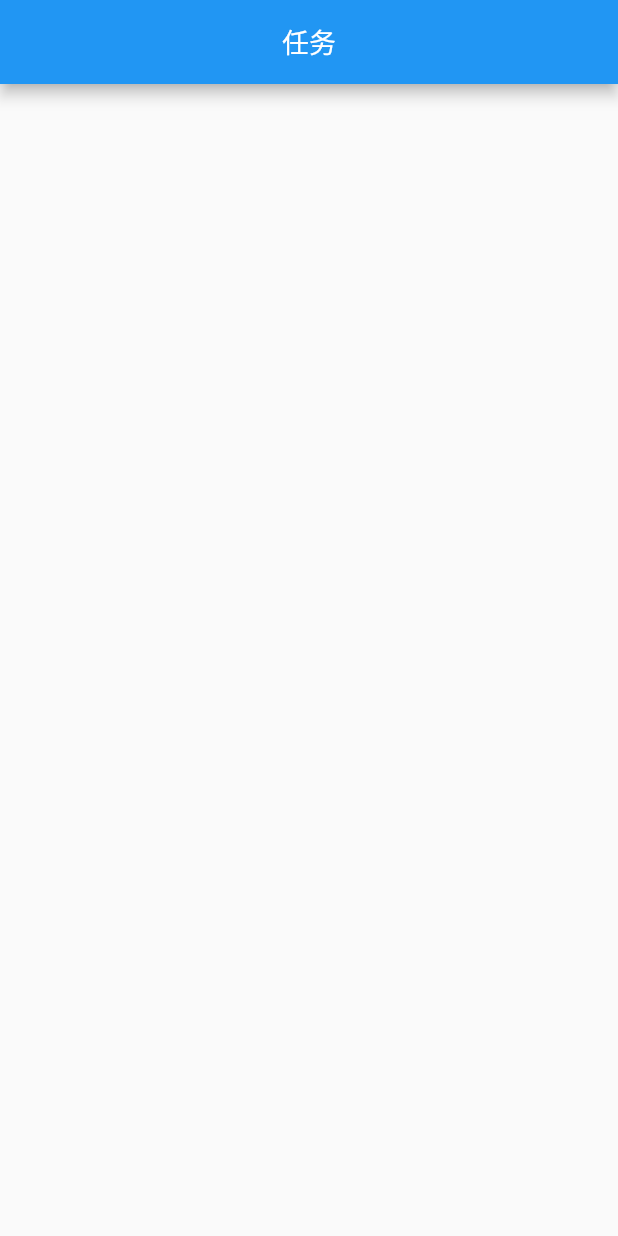
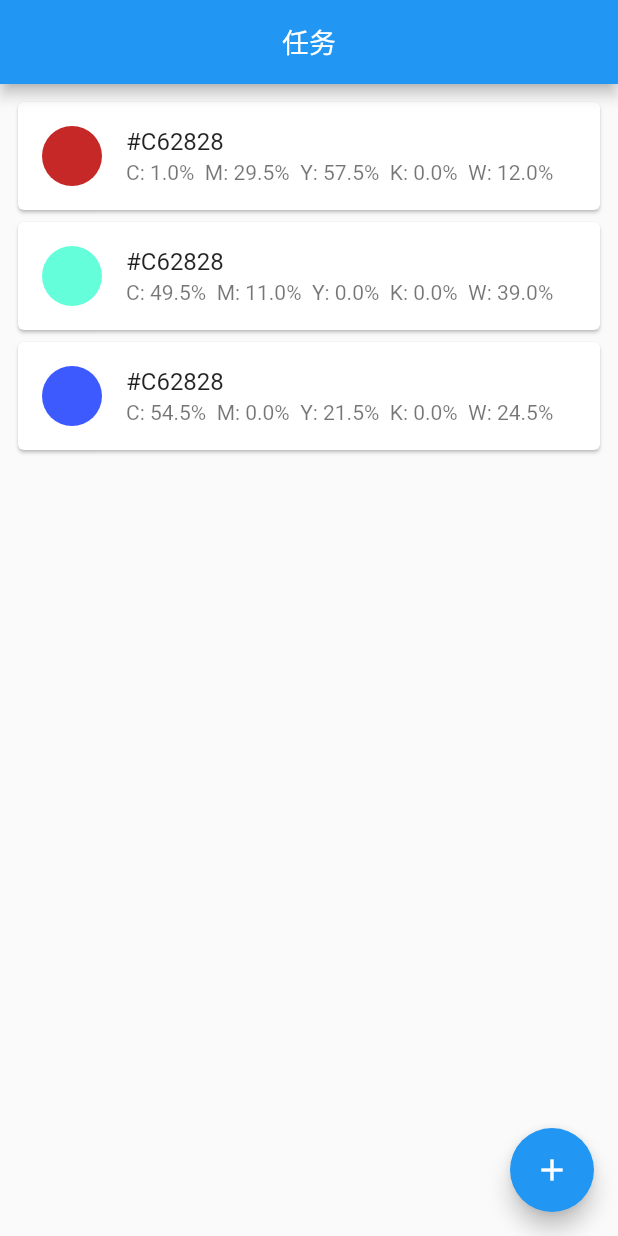
Before and after one commit to simonkimi/Aurora, a Flutter app: the TaskPage screen opened directly, on a phone screen of 412 x 824 dp. Run offline on Flutter 3.47's test engine with Material 2 defaults, Android fonts, the phone set to English and light mode, and no system bars; our stand-ins replace bot_toast, floor, flutter_blue, flutter_colorpicker, flutter_mobx, flutter_svg and 4 more; missing offline and left inert: floating_action_bubble; accounts and stored records are empty; generated files the repository leaves out were written again.

Commit message:
修复部分问题

```diff
--- a/lib/main.dart
+++ b/lib/main.dart
@@ -1,3 +1,4 @@
+import 'package:blue_demo/ui/data/database/database_helper.dart';
 import 'package:blue_demo/ui/data/store/main_store.dart';
 import 'package:blue_demo/ui/page/main/main_page.dart';
 import 'package:blue_demo/ui/page/state/state_page.dart';
@@ -7,6 +8,7 @@ import 'package:flutter/material.dart';
 void main() async {
   WidgetsFlutterBinding.ensureInitialized();
   await mainStore.init();
+  await DatabaseHelper().init();
   runApp(MyApp());
 }
 
--- a/lib/ui/data/database/dao/color_dao.dart
+++ b/lib/ui/data/database/dao/color_dao.dart
@@ -4,7 +4,7 @@ import 'package:floor/floor.dart';
 @dao
 abstract class ColorDao {
   @Query('SELECT * FROM ColorEntity')
-  Future<ColorEntity> getAll();
+  Future<List<ColorEntity>> getAll();
 
   @insert
   Future<int> add(ColorEntity entity);
--- a/lib/ui/page/task/task_page.dart
+++ b/lib/ui/page/task/task_page.dart
@@ -11,11 +11,57 @@ class _TaskPageState extends State<TaskPage> {
   @override
   Widget build(BuildContext context) {
     return Scaffold(
-      appBar: AppBar(
-        title: Text('任务', style: TextStyle(fontSize: 18)),
-        centerTitle: true,
-          automaticallyImplyLeading: false,
+      appBar: buildAppBar(),
+      body: buildBody(),
+      floatingActionButton: FloatingActionButton(
+        onPressed: () {},
+        child: Icon(Icons.add),
       ),
     );
   }
+
+  Widget buildBody() {
+    return Padding(
+      padding: const EdgeInsets.all(8.0),
+      child: ListView(
+        children: [
+          Card(
+            child: ListTile(
+              leading: CircleAvatar(
+                backgroundColor: Color.fromARGB(255, 198, 40, 40),
+              ),
+              title: Text('#C62828'),
+              subtitle: Text('C: 1.0%  M: 29.5%  Y: 57.5%  K: 0.0%  W: 12.0%'),
+            ),
+          ),
+          Card(
+            child: ListTile(
+              leading: CircleAvatar(
+                backgroundColor: Color.fromARGB(255, 100, 255, 218),
+              ),
+              title: Text('#C62828'),
+              subtitle: Text('C: 49.5%  M: 11.0%  Y: 0.0%  K: 0.0%  W: 39.0%'),
+            ),
+          ),
+          Card(
+            child: ListTile(
+              leading: CircleAvatar(
+                backgroundColor: Color.fromARGB(255, 61, 90, 254),
+              ),
+              title: Text('#C62828'),
+              subtitle: Text('C: 54.5%  M: 0.0%  Y: 21.5%  K: 0.0%  W: 24.5%'),
+            ),
+          ),
+        ],
+      ),
+    );
+  }
+
+  AppBar buildAppBar() {
+    return AppBar(
+      title: Text('任务', style: TextStyle(fontSize: 18)),
+      centerTitle: true,
+        automaticallyImplyLeading: false,
+    );
+  }
 }
```
Also changed, not shown: lib/ui/data/database/database.dart (+6 -2 lines), lib/ui/data/database/database_helper.dart (added, +21 -0 lines), lib/ui/data/store/main_store.dart (+12 -12 lines).
